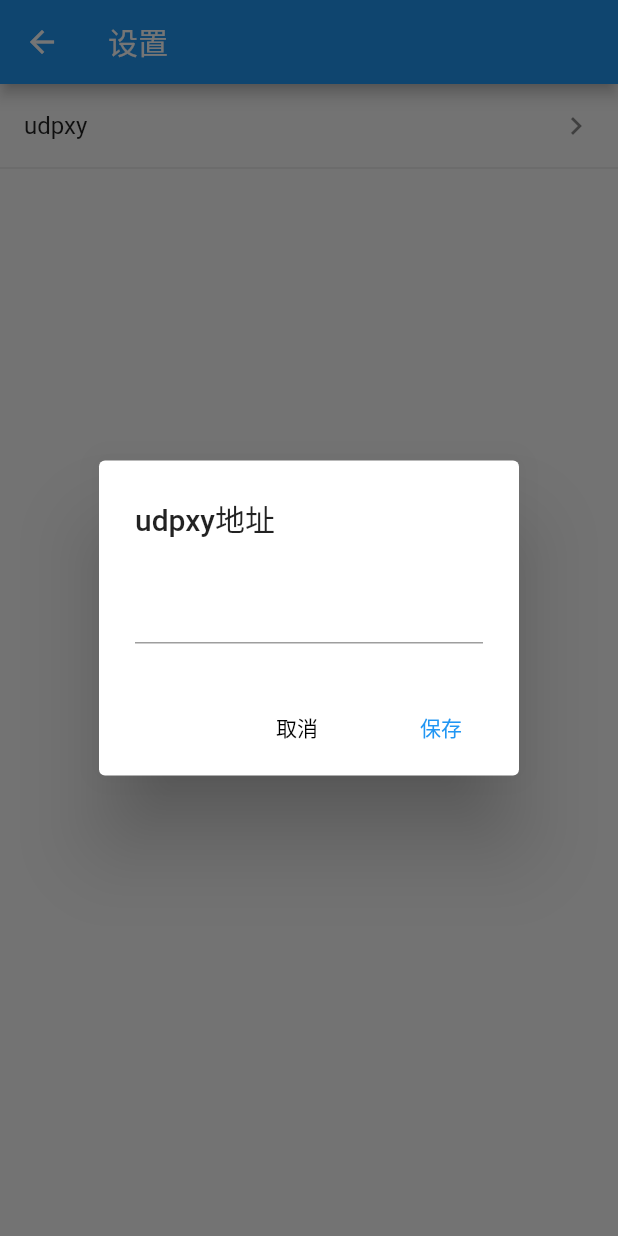
After one commit to turboshow/tbs-mobile-flutter, a Flutter app: the SettingsPage screen opened directly, after a tap on "udpxy", on a phone screen of 412 x 824 dp. The commit adds this screen. Run offline on Flutter 3.47's test engine with Material 2 defaults, Android fonts, the phone set to English and light mode, and no system bars; our stand-ins replace shared_preferences; accounts and stored records are empty.

Commit message:
add udpxy support

```diff
--- a/lib/ui/playlist_page.dart
+++ b/lib/ui/playlist_page.dart
@@ -1,8 +1,10 @@
 import 'dart:convert';
 
 import 'package:flutter/material.dart';
+import 'package:shared_preferences/shared_preferences.dart';
 import 'package:tbs/model/channel.dart';
 import 'package:tbs/ui/player_page.dart';
+import 'package:tbs/ui/settings_page.dart';
 
 class PlaylistPage extends StatefulWidget {
   @override
@@ -22,7 +24,9 @@ class _State extends State<PlaylistPage> {
     DefaultAssetBundle.of(context)
         .loadString('assets/channels.json')
         .then(json.decode)
-        .then((channelsJson) => (channelsJson as List).map((channelJson) => Channel.fromJson(channelJson)).toList())
+        .then((channelsJson) => (channelsJson as List)
+            .map((channelJson) => Channel.fromJson(channelJson))
+            .toList())
         .then((channels) => setState(() => _channels = channels));
   }
 
@@ -31,6 +35,12 @@ class _State extends State<PlaylistPage> {
     return Scaffold(
         appBar: AppBar(
           title: Text('土拨鼠影音'),
+          actions: <Widget>[
+            IconButton(
+              icon: Icon(Icons.settings),
+              onPressed: _openSettingsPage,
+            )
+          ],
         ),
         body: ListView.separated(
             itemBuilder: (_, index) {
@@ -43,14 +53,30 @@ class _State extends State<PlaylistPage> {
                 ),
               );
             },
-            separatorBuilder: (_, __) => Divider(height: 0,),
+            separatorBuilder: (_, __) => Divider(
+                  height: 0,
+                ),
             itemCount: _channels.length));
   }
 
   _openPlayerPage(String url) {
+    SharedPreferences.getInstance().then((prefs) {
+      final udpxyAddr = prefs.getString('udpxyAddr');
+      Navigator.push(
+        context,
+        MaterialPageRoute(
+          builder: (_) => PlayerPage(udpxyAddr == null
+              ? url
+              : 'http://$udpxyAddr/${url.replaceAll('://', '/')}'),
+        ),
+      );
+    });
+  }
+
+  _openSettingsPage() {
     Navigator.push(
       context,
-      MaterialPageRoute(builder: (_) => PlayerPage(url)),
+      MaterialPageRoute(builder: (_) => SettingsPage()),
     );
   }
 }
--- /dev/null
+++ b/lib/ui/settings_page.dart
@@ -0,0 +1,104 @@
+import 'package:flutter/material.dart';
+import 'package:shared_preferences/shared_preferences.dart';
+
+class SettingsPage extends StatefulWidget {
+  @override
+  State<StatefulWidget> createState() {
+    return _State();
+  }
+}
+
+class _State extends State<SettingsPage> {
+  String udpxyAddr;
+
+  @override
+  void initState() {
+    super.initState();
+
+    SharedPreferences.getInstance().then((prefs) =>
+        this.setState(() => udpxyAddr = prefs.getString('udpxyAddr')));
+  }
+
+  @override
+  Widget build(BuildContext context) {
+    return Scaffold(
+      appBar: AppBar(
+        title: Text('设置'),
+      ),
+      body: ListView(
+        children: <Widget>[
+          ListTile(
+            title: Text('udpxy'),
+            trailing: udpxyAddr == null || udpxyAddr.isEmpty
+                ? Icon(Icons.keyboard_arrow_right)
+                : Text(udpxyAddr),
+            onTap: _showUdpxyEditor,
+          ),
+          Divider(
+            height: 0,
+          )
+        ],
+      ),
+    );
+  }
+
+  _showUdpxyEditor() {
+    showDialog<String>(
+        context: context,
+        barrierDismissible: true,
+        builder: (context) {
+          return _UdpxyEditor(udpxyAddr ?? '');
+        }).then((result) {
+      if (result != null) {
+        setState(() => udpxyAddr = result);
+
+        SharedPreferences.getInstance()
+            .then((prefs) => prefs.setString('udpxyAddr', udpxyAddr));
+      }
+    });
+  }
+}
+
+class _UdpxyEditor extends StatefulWidget {
+  final String _initValue;
+
+  _UdpxyEditor(this._initValue);
+
+  @override
+  State<StatefulWidget> createState() {
+    return _UdpxyEditorState();
+  }
+}
+
+class _UdpxyEditorState extends State<_UdpxyEditor> {
+  final _controller = TextEditingController();
+
+  @override
+  void initState() {
+    super.initState();
+
+    _controller.text = widget._initValue;
+  }
+
+  @override
+  Widget build(BuildContext context) {
+    return AlertDialog(
+      title: Text('udpxy地址'),
+      content: TextField(
+        controller: _controller,
+      ),
+      actions: <Widget>[
+        FlatButton(
+          child: Text('取消'),
+          textColor: Theme.of(context).textTheme.subtitle.color,
+          onPressed: () => Navigator.of(context).pop(),
+        ),
+        FlatButton(
+          child: Text('保存'),
+          textColor: Theme.of(context).primaryColor,
+          onPressed: () => Navigator.of(context).pop(_controller.text),
+        )
+      ],
+    );
+  }
+}
--- a/pubspec.yaml
+++ b/pubspec.yaml
@@ -9,6 +9,7 @@ dependencies:
   flutter:
     sdk: flutter
   cupertino_icons: ^0.1.2
+  shared_preferences: ^0.5.3+4
 
 dev_dependencies:
   flutter_test:
```
Also changed, not shown: pubspec.lock, 3 other files.
